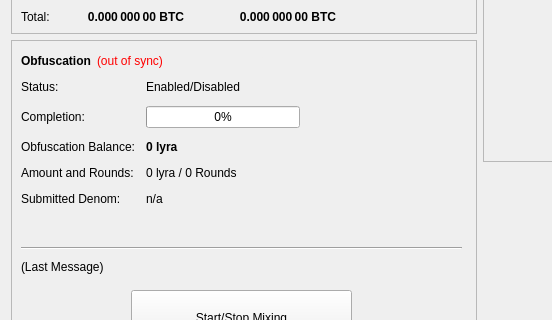
This is src/qt/forms/overviewpage.ui in scryptachain/scrypta as Qt 5 draws it before an edit; both pictures show x 0 to 552 and y 182 to 502 of the 960 by 615 pixel window. The edited form follows.
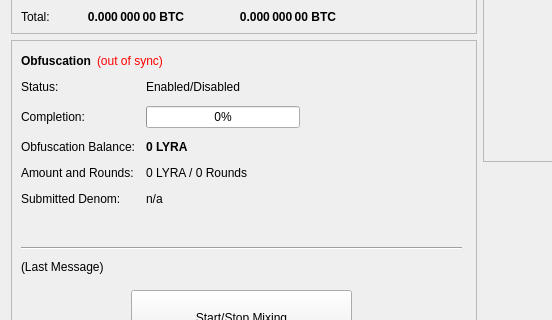
This is the edited form.

Patch:
```diff
--- a/src/qt/forms/overviewpage.ui
+++ b/src/qt/forms/overviewpage.ui
@@ -474,7 +474,7 @@
               </font>
              </property>
              <property name="text">
-              <string notr="true">0 lyra</string>
+              <string notr="true">0 LYRA</string>
              </property>
             </widget>
            </item>
@@ -488,7 +488,7 @@
            <item row="3" column="1">
             <widget class="QLabel" name="labelAmountRounds">
              <property name="text">
-              <string>0 lyra / 0 Rounds</string>
+              <string>0 LYRA / 0 Rounds</string>
              </property>
             </widget>
            </item>
```
Left out of the diff: 6 changed lines with no effect on the pictures.
